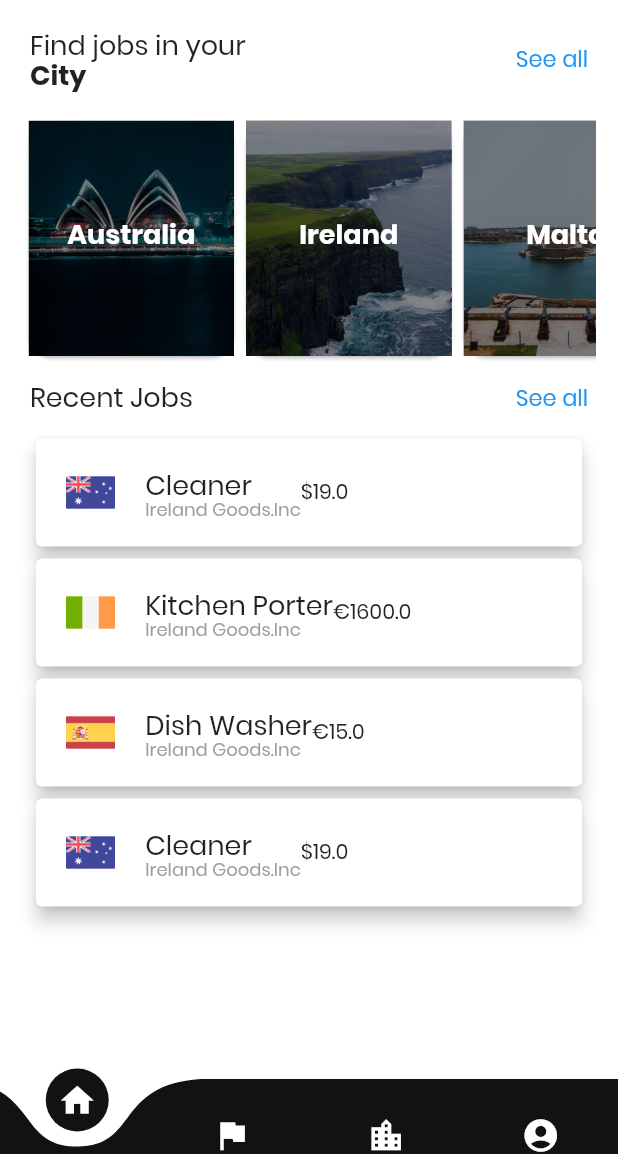
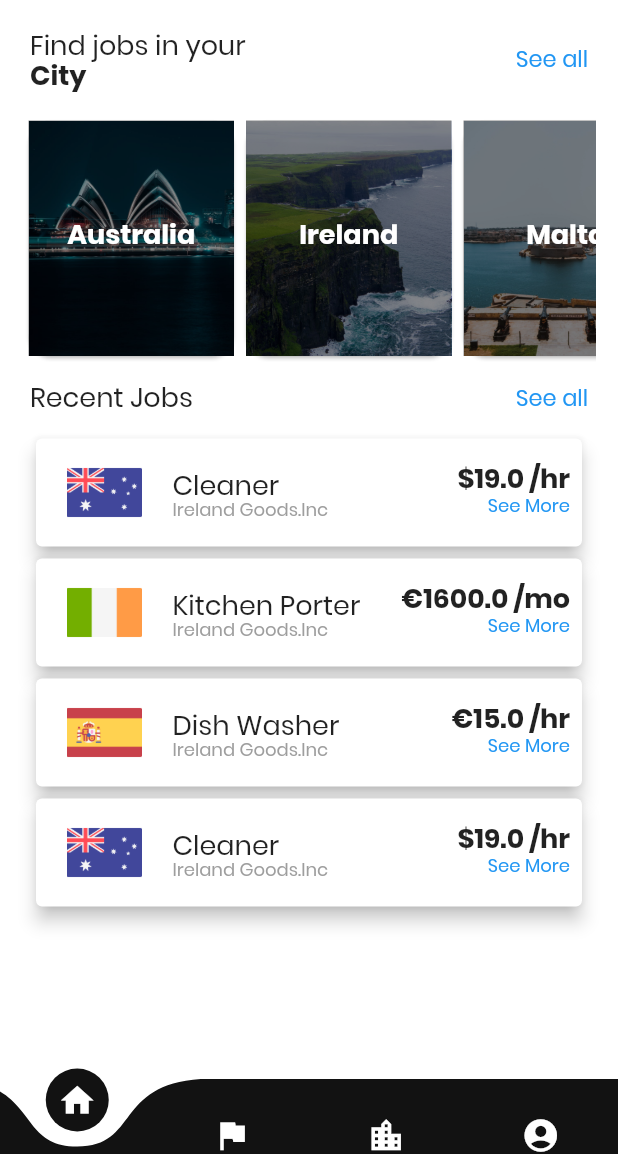
Before and after one commit to NicolasMarqui/Seekr-Flutter, a Flutter app: the screen it shows after launch, on a phone screen of 412 x 824 dp, the part 82-1236 px from its top. Run offline on Flutter 3.47's test engine with Material 2 defaults, Android fonts, the phone set to English and light mode, and no system bars; drawn by our look-alikes of curved_navigation_bar.

Commit message:
Recent Jobs added

```diff
--- a/frontend/lib/models/jobs.dart
+++ b/frontend/lib/models/jobs.dart
@@ -6,7 +6,7 @@ class Jobs{
   final String city;
   final String country;
   final double salary;
-  final bool isHour;
+  bool isHour;
   final String currency;
   final DateTime datePosted;
 
--- a/frontend/lib/styles/styles.dart
+++ b/frontend/lib/styles/styles.dart
@@ -4,6 +4,12 @@ class AppStyles{
    static linkText() => TextStyle(
     color: Colors.blue,
     fontSize: 15,
+  );
+
+  static linkTextSmall() => TextStyle(
+    color: Colors.blue,
+    fontSize: 12,
+    height: 0.8,
   );
 
   static title_1() => TextStyle(
--- a/frontend/lib/widgets/newestJobs.dart
+++ b/frontend/lib/widgets/newestJobs.dart
@@ -36,12 +36,15 @@ class RecentJobs extends StatelessWidget {
     return Column(
       children: <Widget>[
         Padding(
-          padding: const EdgeInsets.only(top: 10, left: 20,right: 20),
+          padding: const EdgeInsets.only(top: 10, left: 20, right: 20),
           child: Row(
             mainAxisAlignment: MainAxisAlignment.spaceBetween,
             children: <Widget>[
               Text('Recent Jobs', style: AppStyles.title_1()),
-              Text('See all', style: AppStyles.linkText(),)
+              Text(
+                'See all',
+                style: AppStyles.linkText(),
+              )
             ],
           ),
         ),
@@ -52,12 +55,14 @@ class RecentJobs extends StatelessWidget {
                 .map((j) => Container(
                       padding: EdgeInsets.symmetric(horizontal: 20),
                       height: 80,
+                      width: double.infinity,
                       child: Card(
                         elevation: 5,
                         child: Row(
                           children: <Widget>[
                             Flexible(
-                              flex: 1,
+                              flex: 2,
+                              fit: FlexFit.tight,
                               child: j.country == 'Australia'
                                   ? Padding(
                                       padding: const EdgeInsets.fromLTRB(
@@ -90,6 +95,7 @@ class RecentJobs extends StatelessWidget {
                             ),
                             Flexible(
                               flex: 3,
+                              fit: FlexFit.tight,
                               child: Column(
                                 mainAxisAlignment: MainAxisAlignment.center,
                                 crossAxisAlignment: CrossAxisAlignment.start,
@@ -106,13 +112,30 @@ class RecentJobs extends StatelessWidget {
                               ),
                             ),
                             Flexible(
-                              flex: 1,
-                              child: Column(
-                                mainAxisAlignment: MainAxisAlignment.center,
-                                crossAxisAlignment: CrossAxisAlignment.end,
-                                children: <Widget>[
-                                  Text(j.currency + j.salary.toString())
-                                ],
+                              flex: 3,
+                              fit: FlexFit.tight,
+                              child: Padding(
+                                padding: const EdgeInsets.only(right: 8),
+                                child: Column(
+                                  mainAxisAlignment: MainAxisAlignment.center,
+                                  crossAxisAlignment: CrossAxisAlignment.end,
+                                  children: <Widget>[
+                                    Text(
+                                      '${j.currency}${j.salary} ${j.isHour ? '/hr' : '/mo'}',
+                                      style: AppStyles.bold(),
+                                    ),
+                                    InkWell(
+                                      onTap: () {},
+                                      child: Padding(
+                                        padding: const EdgeInsets.only(top: 4),
+                                        child: Text(
+                                          'See More',
+                                          style: AppStyles.linkTextSmall(),
+                                        ),
+                                      ),
+                                    )
+                                  ],
+                                ),
                               ),
                             )
                           ],
```
